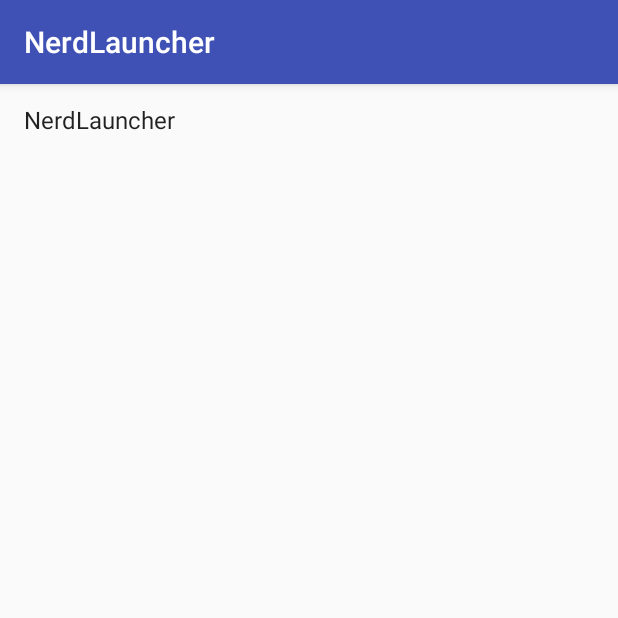
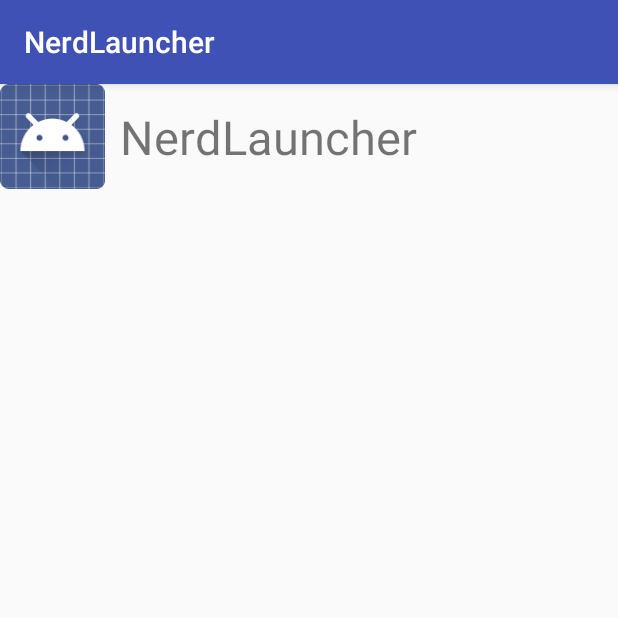
Before and after one commit to rasuldev/android-course, an Android app: the screen it shows after launch (NerdLauncherActivity), on a phone screen of 412 x 824 dp, the top half of it. Run offline under Robolectric (Android 15) with nearby library versions, the phone set to English and light mode, and no system bars.

Commit message:
chapter 22: challenge with icons

```diff
--- a/NerdLauncher/app/src/main/java/com/bignerdranch/android/nerdlauncher/NerdLauncherFragment.java
+++ b/NerdLauncher/app/src/main/java/com/bignerdranch/android/nerdlauncher/NerdLauncherFragment.java
@@ -5,6 +5,7 @@ import android.content.Intent;
 import android.content.pm.ActivityInfo;
 import android.content.pm.PackageManager;
 import android.content.pm.ResolveInfo;
+import android.graphics.drawable.Drawable;
 import android.os.Bundle;
 import android.support.annotation.Nullable;
 import android.support.v4.app.Fragment;
@@ -14,6 +15,7 @@ import android.util.Log;
 import android.view.LayoutInflater;
 import android.view.View;
 import android.view.ViewGroup;
+import android.widget.ImageView;
 import android.widget.TextView;
 
 import java.util.Collections;
@@ -69,16 +71,22 @@ public class NerdLauncherFragment extends Fragment {
     private class ActivityHolder extends RecyclerView.ViewHolder implements View.OnClickListener{
         private ResolveInfo mResolveInfo;
         private TextView mNameTextView;
+        private ImageView mImageView;
 
         public ActivityHolder(View itemView) {
             super(itemView);
-            mNameTextView = (TextView) itemView;
-            mNameTextView.setOnClickListener(this);
+            mNameTextView = (TextView) itemView.findViewById(R.id.activity_holder_text_view);
+            mImageView = (ImageView) itemView.findViewById(R.id.activity_holder_image_view);
+            itemView.findViewById(R.id.activity_holder_line).setOnClickListener(this);
+            //mNameTextView.setOnClickListener(this);
         }
 
         public void bind(ResolveInfo resolveInfo) {
             mResolveInfo = resolveInfo;
-            mNameTextView.setText(resolveInfo.loadLabel(getActivity().getPackageManager()));
+            PackageManager pm = getActivity().getPackageManager();
+            mNameTextView.setText(resolveInfo.loadLabel(pm));
+            Drawable icon = resolveInfo.loadIcon(pm);
+            mImageView.setImageDrawable(icon);
         }
 
         @Override
@@ -102,7 +110,7 @@ public class NerdLauncherFragment extends Fragment {
         @Override
         public ActivityHolder onCreateViewHolder(ViewGroup parent, int viewType) {
             LayoutInflater inflater = LayoutInflater.from(getActivity());
-            View v = inflater.inflate(android.R.layout.simple_list_item_1, parent, false);
+            View v = inflater.inflate(R.layout.activity_holder, parent, false);
             return new ActivityHolder(v);
         }
 
--- /dev/null
+++ b/NerdLauncher/app/src/main/res/layout/activity_holder.xml
@@ -0,0 +1,21 @@
+<?xml version="1.0" encoding="utf-8"?>
+<LinearLayout xmlns:android="http://schemas.android.com/apk/res/android"
+              xmlns:tools="http://schemas.android.com/tools"
+              android:id="@+id/activity_holder_line"
+              android:orientation="horizontal"
+              android:layout_width="match_parent"
+              android:layout_height="70dp"
+                style="">
+    <ImageView
+        android:id="@+id/activity_holder_image_view"
+        android:layout_width="70dp"
+        android:layout_height="match_parent"/>
+    <TextView
+        android:id="@+id/activity_holder_text_view"
+        android:layout_width="wrap_content"
+        android:layout_height="match_parent"
+        android:textSize="14pt"
+        tools:text="BeatBox"
+        android:gravity="center"
+        android:layout_marginLeft="10dp"/>
+</LinearLayout>
```
